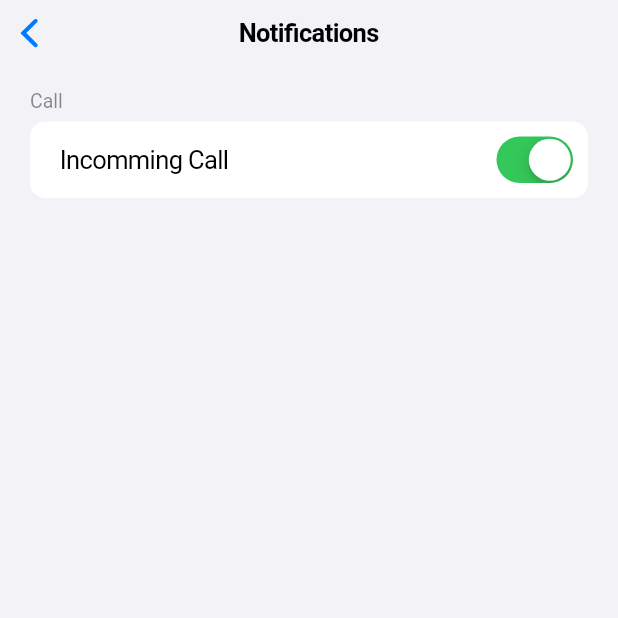
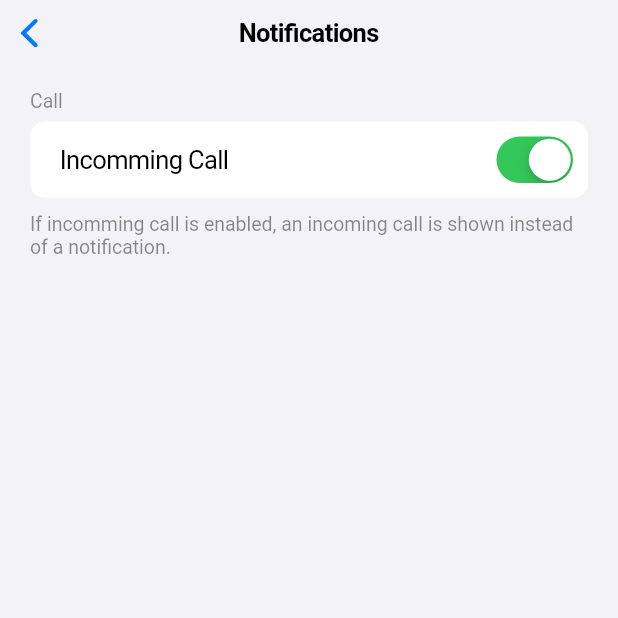
Before and after one commit to dieKlingel/app, a Flutter app: the NotificationsPage screen opened directly, on a phone screen of 412 x 824 dp, the top half of it. Run offline on Flutter 3.47's test engine with Material 2 defaults, Android fonts, the phone set to English and light mode, and no system bars; our stand-ins replace dismissible_page, firebase_core, firebase_messaging, flutter_local_notifications, shared_preferences; missing offline and left inert: audio_session, enough_platform_widgets, flutter_voip_kit, flutter_webrtc, mqtt_client, objectdb; accounts and stored records are empty.

Commit message:
👌 IMPROVE: add incomming call description

```diff
--- a/lib/views/settings/notifications_page.dart
+++ b/lib/views/settings/notifications_page.dart
@@ -19,6 +19,8 @@ class NotificationsPage extends StatelessWidget {
           children: [
             CupertinoFormSection.insetGrouped(
               header: const Text("Call"),
+              footer: const Text(
+                  "If incomming call is enabled, an incoming call is shown instead of a notification."),
               children: [
                 CupertinoFormRow(
                   prefix: const Text("Incomming Call"),
```
